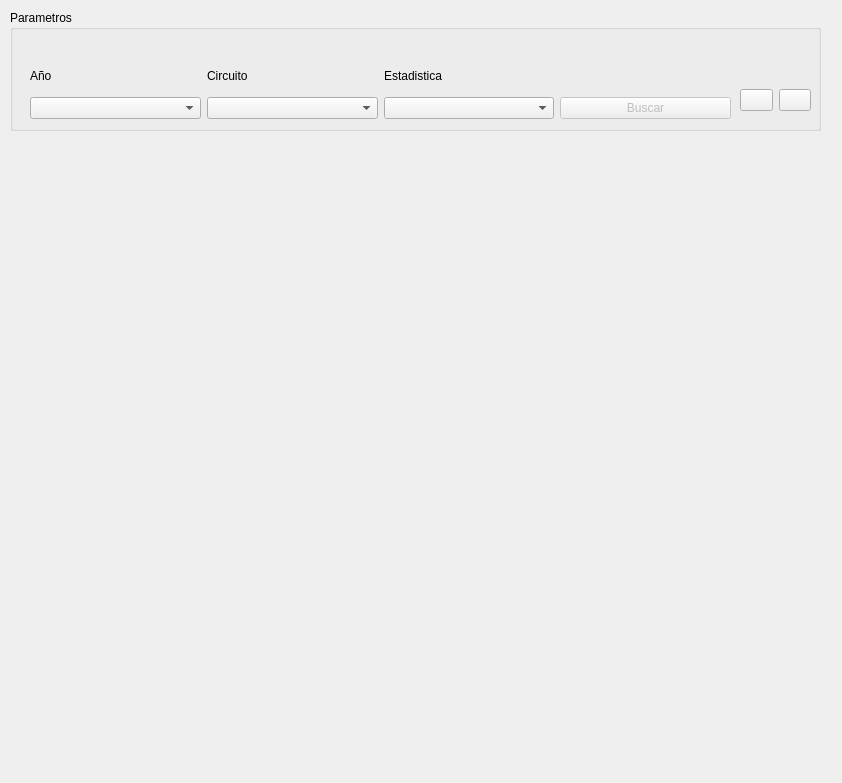
Above: Interfaces/circuitos.ui from AlejandroGtrz/F1 before the change. Below: the same form after it.
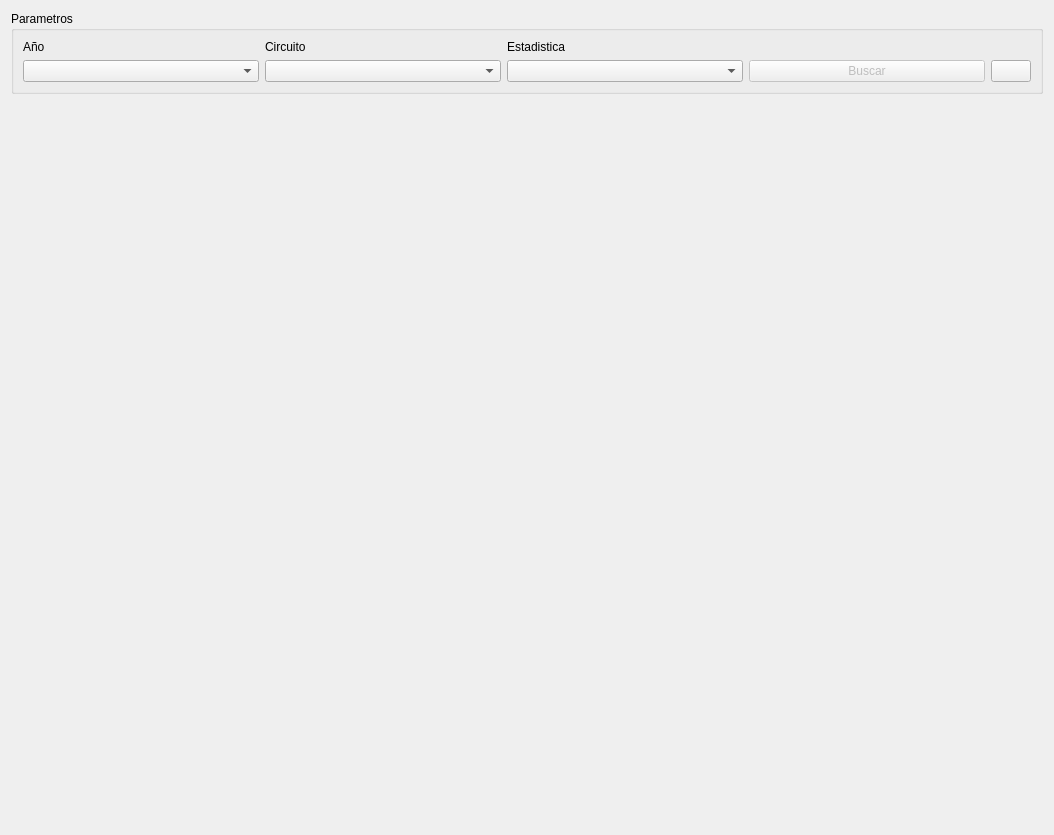
That is the form after the change.

Patch:
```diff
--- a/Interfaces/circuitos.ui
+++ b/Interfaces/circuitos.ui
@@ -6,66 +6,65 @@
    <rect>
     <x>0</x>
     <y>0</y>
-    <width>842</width>
-    <height>783</height>
+    <width>1054</width>
+    <height>835</height>
    </rect>
   </property>
   <property name="windowTitle">
    <string>Form</string>
   </property>
+  <layout class="QVBoxLayout" name="verticalLayout">
+   <property name="sizeConstraint">
+    <enum>QLayout::SetNoConstraint</enum>
+   </property>
+   <item alignment="Qt::AlignTop">
   <widget class="QGroupBox" name="groupBox">
-   <property name="geometry">
-    <rect>
-     <x>10</x>
-     <y>10</y>
-     <width>811</width>
-     <height>121</height>
-    </rect>
+     <property name="maximumSize">
+      <size>
+       <width>16777215</width>
+       <height>200</height>
+      </size>
    </property>
    <property name="title">
     <string>Parametros</string>
    </property>
-   <widget class="QWidget" name="layoutWidget">
-    <property name="geometry">
-     <rect>
-      <x>20</x>
-      <y>50</y>
-      <width>701</width>
-      <height>59</height>
-     </rect>
-    </property>
+     <layout class="QVBoxLayout" name="verticalLayout_2">
+      <item>
     <layout class="QGridLayout" name="gridLayout">
-     <item row="0" column="0">
-      <widget class="QLabel" name="label">
-       <property name="text">
-        <string>Año</string>
-       </property>
-      </widget>
-     </item>
-     <item row="1" column="0">
-      <widget class="QComboBox" name="bAnio"/>
-     </item>
-     <item row="0" column="2">
-      <widget class="QLabel" name="label_3">
-       <property name="text">
-        <string>Estadistica</string>
+        <item row="2" column="1">
+         <widget class="QComboBox" name="bCircuito">
+          <property name="editable">
+           <bool>false</bool>
+          </property>
+          <property name="currentText">
+           <string/>
        </property>
       </widget>
      </item>
-     <item row="1" column="1">
-      <widget class="QComboBox" name="bCircuito"/>
-     </item>
-     <item row="1" column="2">
-      <widget class="QComboBox" name="bEstadistica"/>
-     </item>
      <item row="0" column="1">
       <widget class="QLabel" name="label_2">
+          <property name="maximumSize">
+           <size>
+            <width>16777215</width>
+            <height>20</height>
+           </size>
+          </property>
        <property name="text">
         <string>Circuito</string>
        </property>
       </widget>
      </item>
-     <item row="1" column="3">
+        <item row="2" column="2">
+         <widget class="QComboBox" name="bEstadistica">
+          <property name="editable">
+           <bool>false</bool>
+          </property>
+          <property name="currentText">
+           <string/>
+          </property>
+         </widget>
+        </item>
+        <item row="2" column="3">
       <widget class="QPushButton" name="bBuscar">
        <property name="enabled">
         <bool>false</bool>
@@ -75,62 +74,64 @@
        </property>
       </widget>
      </item>
-    </layout>
-   </widget>
-   <widget class="QWidget" name="horizontalLayoutWidget">
-    <property name="geometry">
-     <rect>
-      <x>730</x>
-      <y>70</y>
-      <width>71</width>
-      <height>41</height>
-     </rect>
-    </property>
-    <layout class="QHBoxLayout" name="horizontalLayout">
-     <property name="sizeConstraint">
-      <enum>QLayout::SetNoConstraint</enum>
-     </property>
-     <item>
-      <widget class="QPushButton" name="bExcel">
+        <item row="0" column="2">
+         <widget class="QLabel" name="label_3">
+          <property name="maximumSize">
+           <size>
+            <width>16777215</width>
+            <height>20</height>
+           </size>
+          </property>
        <property name="text">
+           <string>Estadistica</string>
+          </property>
+         </widget>
+        </item>
+        <item row="2" column="0">
+         <widget class="QComboBox" name="bAnio">
+          <property name="editable">
+           <bool>false</bool>
+          </property>
+          <property name="currentText">
         <string/>
        </property>
       </widget>
      </item>
-     <item>
+        <item row="0" column="0">
+         <widget class="QLabel" name="label">
+          <property name="maximumSize">
+           <size>
+            <width>16777215</width>
+            <height>20</height>
+           </size>
+          </property>
+          <property name="text">
+           <string>Año</string>
+          </property>
+         </widget>
+        </item>
+        <item row="2" column="4">
       <widget class="QPushButton" name="bPdf">
+          <property name="maximumSize">
+           <size>
+            <width>40</width>
+            <height>40</height>
+           </size>
+          </property>
        <property name="text">
         <string/>
        </property>
       </widget>
      </item>
     </layout>
-   </widget>
-  </widget>
-  <widget class="QWidget" name="gridLayoutWidget">
-   <property name="geometry">
-    <rect>
-     <x>10</x>
-     <y>170</y>
-     <width>811</width>
-     <height>591</height>
-    </rect>
-   </property>
+      </item>
+     </layout>
+    </widget>
+   </item>
+   <item>
    <layout class="QGridLayout" name="plotter"/>
-  </widget>
-  <widget class="QLabel" name="lListaPilotos">
-   <property name="geometry">
-    <rect>
-     <x>10</x>
-     <y>140</y>
-     <width>761</width>
-     <height>16</height>
-    </rect>
-   </property>
-   <property name="text">
-    <string/>
-   </property>
-  </widget>
+   </item>
+  </layout>
  </widget>
  <resources/>
  <connections/>
```
Left out of the diff: 4 changed lines with no effect on the pictures. Lines whose indentation alone changed are shown as unchanged.
